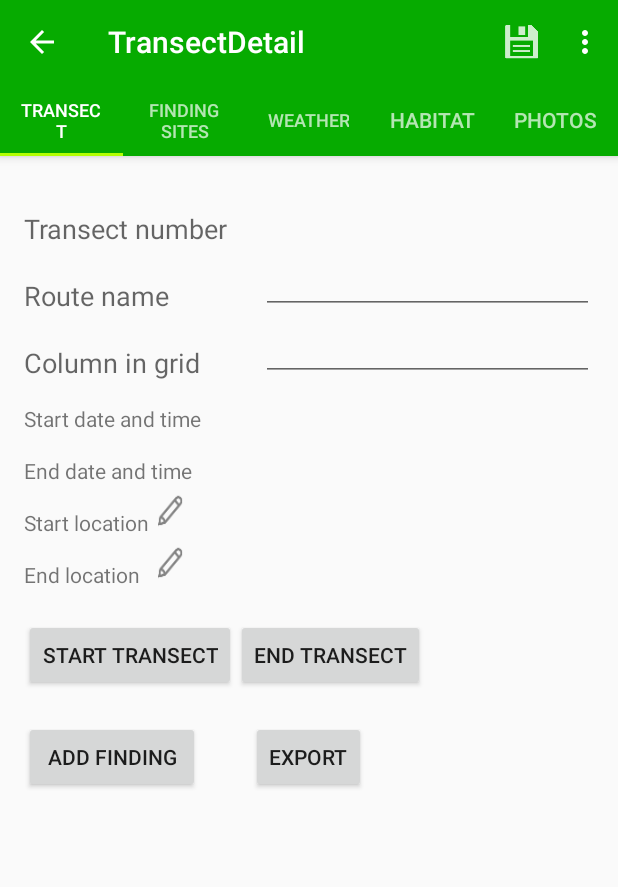
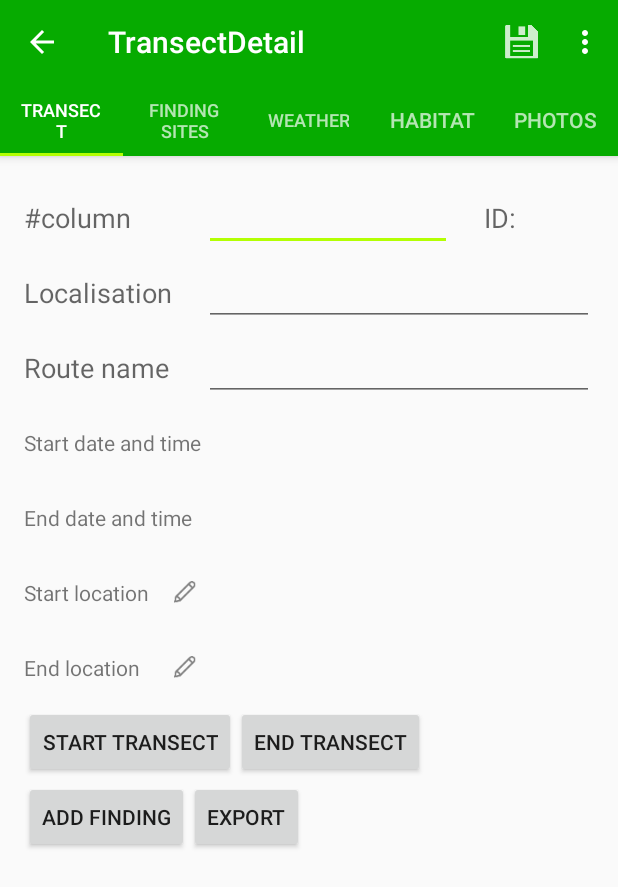
Before and after one commit to slavomir-ziak/animal-tracker, an Android app: the TransectDetailFragment screen opened directly, with no data from a screen before it, on a phone screen of 412 x 824 dp. Shown: the top 887 px of the screen. Run offline under Robolectric (Android 15) with nearby library versions, the phone set to English and light mode, and no system bars; 17 statements that could not run were skipped.

Commit message:
redesign of transect detail screen, few fixes

```diff
--- a/android/MyApplication/animaltracker/src/main/java/com/wecode/animaltracker/fragment/HabitatFragment.java
+++ b/android/MyApplication/animaltracker/src/main/java/com/wecode/animaltracker/fragment/HabitatFragment.java
@@ -25,6 +25,7 @@ public class HabitatFragment extends Fragment implements IFragment {
 
     private HabitatDataService habitatService = HabitatDataService.getInstance();
     private Long habitatId;
+
     private Action action;
 
     @Override
--- a/android/MyApplication/animaltracker/src/main/java/com/wecode/animaltracker/fragment/TransectDetailFragment.java
+++ b/android/MyApplication/animaltracker/src/main/java/com/wecode/animaltracker/fragment/TransectDetailFragment.java
@@ -16,6 +16,7 @@ import android.widget.Toast;
 import com.wecode.animaltracker.Globals;
 import com.wecode.animaltracker.R;
 import com.wecode.animaltracker.activity.LocationProvidingActivity;
+import com.wecode.animaltracker.activity.detail.TransectDetailActivity;
 import com.wecode.animaltracker.activity.location.EditLocationDMSFormatActivity;
 import com.wecode.animaltracker.activity.location.EditLocationDecimalFormatActivity;
 import com.wecode.animaltracker.activity.util.Action;
@@ -126,7 +127,7 @@ public class TransectDetailFragment extends Fragment implements IFragment {
         view.findViewById(R.id.transectDetailAddFindingButton).setOnClickListener(new View.OnClickListener() {
             @Override
             public void onClick(View v) {
-
+                ((TransectDetailActivity) getActivity()).addFinding(null);
             }
         });
 
--- a/android/MyApplication/animaltracker/src/main/res/layout/activity_transect_detail_fragment.xml
+++ b/android/MyApplication/animaltracker/src/main/res/layout/activity_transect_detail_fragment.xml
@@ -12,193 +12,274 @@
         android:paddingTop="@dimen/activity_vertical_margin"
         android:paddingBottom="@dimen/activity_vertical_margin"
         android:id="@+id/scrollView"
-        android:fillViewport="false" android:layout_below="@+id/toolbar" android:layout_alignParentLeft="true"
+        android:fillViewport="false"
+        android:layout_alignParentLeft="true"
         android:layout_alignParentStart="true">
 
-    <RelativeLayout xmlns:android="http://schemas.android.com/apk/res/android"
-                    xmlns:tools="http://schemas.android.com/tools"
+        <LinearLayout
+            android:orientation="vertical"
             android:layout_width="match_parent"
-                    android:layout_height="match_parent" android:focusableInTouchMode="true"
-                    android:layout_below="@+id/toolbar" android:layout_alignParentLeft="true"
-                    android:layout_alignParentStart="true">
+            android:layout_height="wrap_content">
+
+            <LinearLayout
+                android:orientation="horizontal"
+                android:layout_width="match_parent"
+                android:layout_height="50dp">
+
+                <LinearLayout
+                    android:orientation="horizontal"
+                    android:layout_height="match_parent"
+                    android:layout_weight="0.25"
+                    android:weightSum="1"
+                    android:layout_width="match_parent">
+
+                    <TextView android:layout_width="120dp" android:layout_height="wrap_content"
+                        android:textAppearance="?android:attr/textAppearanceMedium"
+                        android:text="#column"
+                        android:id="@+id/transectColumnLabel"
+                        android:layout_gravity="center_vertical" />
+
+                    <EditText android:layout_width="match_parent" android:layout_height="wrap_content"
+                        android:textAppearance="?android:attr/textAppearanceMedium"
+                        android:id="@+id/transectColumnValue"
+                        android:inputType="number"
+                        android:layout_gravity="center_vertical" />
+
+                </LinearLayout>
+
+                <RelativeLayout
+                    android:layout_height="match_parent"
+                    android:layout_weight="0.75"
+                    android:weightSum="1"
+                    android:layout_width="match_parent">
+
+                    <TextView
+                        android:layout_width="50dp"
+                        android:layout_height="wrap_content"
+                        android:textAppearance="?android:attr/textAppearanceMedium"
+                        android:id="@+id/transectIdValue"
+                        android:foregroundGravity="left|bottom"
+                        android:layout_gravity="center_vertical"
+                        android:gravity="right"
+                        android:layout_centerVertical="true"
+                        android:layout_alignParentRight="true"
+                        android:layout_alignParentEnd="true" />
+
                     <TextView
                         android:layout_width="wrap_content"
                         android:layout_height="wrap_content"
                         android:textAppearance="?android:attr/textAppearanceMedium"
-                android:text="Transect number"
-                android:id="@+id/transectNumberLabel" android:layout_alignParentTop="true"
-                android:layout_alignParentLeft="true"
-                android:layout_alignParentStart="true" android:paddingTop="20dp"/>
+                        android:text="ID:"
+                        android:id="@+id/transectNumberLabel"
+                        android:layout_gravity="center_vertical"
+                        android:paddingRight="2dp"
+                        android:layout_centerVertical="true"
+                        android:layout_toLeftOf="@+id/transectIdValue"
+                        android:layout_toStartOf="@+id/transectIdValue" />
+
+                </RelativeLayout>
+
+            </LinearLayout>
+
+            <LinearLayout
+                android:orientation="horizontal"
+                android:layout_width="match_parent"
+                android:layout_height="50dp">
+
+                <TextView android:layout_width="120dp" android:layout_height="wrap_content"
+                    android:textAppearance="?android:attr/textAppearanceMedium"
+                    android:text="Localisation"
+                    android:id="@+id/transectLocalisationNameLabel"
+                    android:layout_gravity="center_vertical" />
+
+                <EditText
+                    android:layout_width="match_parent"
+                    android:layout_height="wrap_content"
+                    android:id="@+id/transectLocalisationValue"
+                    android:inputType="text"
+                    android:layout_gravity="center_vertical" />
+
+            </LinearLayout>
+
+            <LinearLayout
+                android:orientation="horizontal"
+                android:layout_width="match_parent"
+                android:layout_height="50dp">
+
                 <TextView
-                android:layout_width="wrap_content"
                     android:layout_height="wrap_content"
                     android:textAppearance="?android:attr/textAppearanceMedium"
-                android:id="@+id/transectIdValue"
-                android:paddingTop="15dp"
-            android:layout_alignBottom="@+id/transectNumberLabel"
-            android:layout_alignLeft="@+id/transectStartDateTimeValue"
-            android:layout_alignStart="@+id/transectStartDateTimeValue"
-            android:layout_marginLeft="20dp"
-            android:foregroundGravity="left|bottom"
-            android:paddingLeft="3dp" />
+                    android:text="Route name"
+                    android:id="@+id/transectRouteNameLabale"
+                    android:layout_gravity="center_vertical"
+                    android:layout_width="120dp" />
+
+                <EditText
+                    android:layout_width="match_parent"
+                    android:layout_height="wrap_content"
+                    android:id="@+id/transectRouteNameValue"
+                    android:inputType="text"
+                    android:layout_gravity="center_vertical" />
+
+            </LinearLayout>
+
+            <LinearLayout
+                android:orientation="horizontal"
+                android:layout_width="match_parent"
+                android:layout_height="50dp">
+
+
                 <TextView
-                android:layout_width="wrap_content"
                     android:layout_height="wrap_content"
                     android:textAppearance="?android:attr/textAppearanceSmall"
                     android:text="Start date and time"
                     android:id="@+id/startDateTimeLabel"
-                android:layout_below="@+id/transectColumnLabel" android:layout_alignParentLeft="true"
-                android:layout_alignParentStart="true" android:paddingTop="15dp" android:singleLine="false"/>
-        <TextView android:layout_width="wrap_content" android:layout_height="wrap_content"
-                  android:textAppearance="?android:attr/textAppearanceSmall" android:text="End date and time"
+                    android:layout_gravity="center_vertical"
+                    android:layout_width="120dp" />
+
+                <TextView android:layout_width="match_parent" android:layout_height="wrap_content"
+                    android:textAppearance="?android:attr/textAppearanceSmall"
+                    android:id="@+id/transectStartDateTimeValue"
+                    android:textAlignment="gravity"
+                    android:gravity="left|bottom"
+                    android:layout_gravity="center_vertical" />
+
+            </LinearLayout>
+
+
+            <LinearLayout
+                android:orientation="horizontal"
+                android:layout_width="match_parent"
+                android:layout_height="50dp">
+
+                <TextView android:layout_width="120dp" android:layout_height="wrap_content"
+                    android:textAppearance="?android:attr/textAppearanceSmall"
+                    android:text="End date and time"
                     android:id="@+id/endDateTimeLabel"
-                  android:layout_alignParentStart="true"
-                  android:layout_below="@+id/startDateTimeLabel" android:layout_alignParentLeft="true"
-                  android:paddingTop="15dp"/>
+                    android:layout_gravity="center_vertical" />
+
+                <TextView android:layout_width="match_parent" android:layout_height="wrap_content"
+                    android:textAppearance="?android:attr/textAppearanceSmall"
+                    android:id="@+id/transectEndDateTimeValue"
+                    android:textAlignment="gravity"
+                    android:gravity="left|bottom"
+                    android:layout_gravity="center_vertical" />
+
+            </LinearLayout>
+
+
+            <LinearLayout
+                android:orientation="horizontal"
+                android:layout_width="match_parent"
+                android:layout_height="50dp"
+                android:layout_weight="1">
+
+                <LinearLayout
+                    android:orientation="horizontal"
+                    android:layout_width="120dp"
+                    android:layout_height="match_parent">
+
                     <TextView
-                android:layout_width="wrap_content"
+                        android:layout_width="100dp"
                         android:layout_height="wrap_content"
                         android:textAppearance="?android:attr/textAppearanceSmall"
                         android:text="Start location"
                         android:id="@+id/startLocationLabel"
-                android:layout_alignParentStart="true"
-                android:layout_below="@+id/endDateTimeLabel" android:layout_alignParentLeft="true"
-                android:paddingTop="15dp"/>
-        <TextView android:layout_width="wrap_content" android:layout_height="wrap_content"
-                  android:textAppearance="?android:attr/textAppearanceSmall" android:text="End location"
+                        android:layout_gravity="center_vertical"
+                        android:layout_weight="1" />
+
+                    <Button android:id="@+id/transectFindingEditStartLocation"
+                        style="?android:attr/buttonStyleSmall"
+                        android:background="@drawable/ic_edit"
+                        android:layout_gravity="center_vertical"
+                        android:layout_width="25dp"
+                        android:layout_height="25dp" />
+
+                </LinearLayout>
+
+                <TextView android:layout_width="match_parent" android:layout_height="wrap_content"
+                    android:textAppearance="?android:attr/textAppearanceSmall"
+                    android:id="@+id/transectStartLocationValue"
+                    android:layout_gravity="center_vertical" />
+
+            </LinearLayout>
+
+
+            <LinearLayout
+                android:orientation="horizontal"
+                android:layout_width="match_parent"
+                android:layout_height="50dp">
+
+                <LinearLayout
+                    android:orientation="horizontal"
+                    android:layout_width="120dp"
+                    android:layout_height="match_parent">
+
+                    <TextView android:layout_width="100dp" android:layout_height="wrap_content"
+                        android:textAppearance="?android:attr/textAppearanceSmall"
+                        android:text="End location"
                         android:id="@+id/endLocationLabel"
-                  android:layout_below="@+id/transectStartLocationValue" android:layout_alignParentLeft="true"
-                  android:layout_alignParentStart="true" android:paddingTop="15dp"/>
-        <TextView android:layout_width="wrap_content" android:layout_height="wrap_content"
-                  android:textAppearance="?android:attr/textAppearanceMedium" android:text="Route name"
-                  android:id="@+id/transectRouteNameLabale"
-                  android:layout_below="@+id/transectNumberLabel"
-                  android:paddingTop="20dp"/>
-        <TextView android:layout_width="wrap_content" android:layout_height="wrap_content"
-                  android:textAppearance="?android:attr/textAppearanceMedium" android:text="Column in grid"
-                  android:id="@+id/transectColumnLabel" android:layout_below="@+id/transectRouteNameLabale"
-                  android:layout_alignParentLeft="true"
-                  android:layout_alignParentStart="true" android:paddingTop="20dp"/>
+                        android:layout_gravity="center_vertical"
+                        android:layout_weight="1" />
+
+                    <Button android:id="@+id/transectFindingEditEndtLocation"
+                        style="?android:attr/buttonStyleSmall"
+                        android:layout_width="25dp"
+                        android:layout_height="25dp"
+                        android:background="@drawable/ic_edit"
+                        android:layout_gravity="center_vertical" />
+                </LinearLayout>
+
+                <TextView android:layout_width="match_parent" android:layout_height="wrap_content"
+                    android:textAppearance="?android:attr/textAppearanceSmall"
+                    android:id="@+id/transectEndLocationValue"
+                    android:layout_gravity="center_vertical" />
+
+            </LinearLayout>
+
+
+            <LinearLayout
+                android:orientation="horizontal"
+                android:layout_width="match_parent"
+                android:layout_height="50dp">
+
                 <Button android:layout_width="wrap_content" android:layout_height="wrap_content"
                     android:text="Start transect"
                     android:id="@+id/startTransectButton"
-            android:layout_toRightOf="@+id/transectDetailSaveButton"
-            android:layout_toEndOf="@+id/transectDetailSaveButton"
-            android:layout_below="@+id/endLocationLabel"
                     style="?android:attr/buttonStyleSmall"
-            android:layout_marginTop="20dp" />
-        <Button android:layout_width="wrap_content" android:layout_height="wrap_content" android:text="End transect"
+                    android:layout_gravity="center_vertical"  />
+
+                <Button android:layout_width="wrap_content" android:layout_height="wrap_content"
+                    android:text="End transect"
                     android:id="@+id/endTransectButton"
-                android:layout_toRightOf="@+id/startTransectButton"
-            android:layout_below="@+id/endLocationLabel"
                     style="?android:attr/buttonStyleSmall"
-            android:layout_above="@+id/transectDetailViewFindingsButton"
-            android:layout_marginTop="20dp" />
-        <EditText android:layout_width="wrap_content" android:layout_height="wrap_content"
-                  android:textAppearance="?android:attr/textAppearanceMedium"
-                  android:id="@+id/transectColumnValue"
-                  android:layout_below="@+id/transectRouteNameLabale"
-                  android:paddingTop="15dp" android:layout_alignRight="@+id/transectRouteNameValue"
-                  android:layout_alignEnd="@+id/transectRouteNameValue" android:layout_above="@+id/startDateTimeLabel"
-                  android:layout_alignLeft="@+id/transectRouteNameValue"
-                  android:layout_alignStart="@+id/transectRouteNameValue" android:inputType="number"/>
-        <TextView android:layout_width="wrap_content" android:layout_height="wrap_content"
-                  android:textAppearance="?android:attr/textAppearanceSmall"
-                  android:id="@+id/transectStartDateTimeValue"
-            android:inputType="datetime"
-            android:textAlignment="gravity"
-            android:layout_alignBottom="@+id/startDateTimeLabel"
-            android:layout_alignTop="@+id/startDateTimeLabel"
-            android:gravity="left|bottom"
-            android:layout_toRightOf="@+id/startDateTimeLabel"
-            android:layout_alignParentRight="true"
-            android:layout_alignParentEnd="true"
-            android:layout_marginLeft="20dp" />
-        <TextView android:layout_width="wrap_content" android:layout_height="wrap_content"
-                  android:textAppearance="?android:attr/textAppearanceSmall"
-                  android:id="@+id/transectEndDateTimeValue"
-            android:layout_alignBottom="@+id/endDateTimeLabel" android:inputType="datetime"
-            android:textAlignment="gravity"
-            android:layout_alignTop="@+id/endDateTimeLabel"
-            android:layout_alignRight="@+id/transectStartDateTimeValue"
-            android:layout_alignEnd="@+id/transectStartDateTimeValue"
-            android:gravity="left|bottom"
-            android:layout_toEndOf="@+id/startDateTimeLabel"
-            android:layout_alignLeft="@+id/transectStartDateTimeValue"
-            android:layout_alignStart="@+id/transectStartDateTimeValue" />
-        <TextView android:layout_width="wrap_content" android:layout_height="wrap_content"
-                  android:textAppearance="?android:attr/textAppearanceSmall"
-                  android:id="@+id/transectStartLocationValue"
-                  android:layout_below="@+id/transectEndDateTimeValue"
-            android:paddingTop="15dp"
-            android:layout_alignParentRight="true"
-            android:layout_alignParentEnd="true"
-            android:layout_toEndOf="@+id/transectNumberLabel"
-            android:layout_alignLeft="@+id/transectEndDateTimeValue"
-            android:layout_alignStart="@+id/transectEndDateTimeValue" />
-        <TextView android:layout_width="wrap_content" android:layout_height="wrap_content"
-                  android:textAppearance="?android:attr/textAppearanceSmall"
-                  android:id="@+id/transectEndLocationValue"
-                  android:layout_alignTop="@+id/endLocationLabel"
-            android:paddingTop="15dp"
-                  android:layout_alignBottom="@+id/endLocationLabel"
-            android:layout_alignRight="@+id/transectStartLocationValue"
-            android:layout_alignEnd="@+id/transectStartLocationValue"
-            android:layout_toEndOf="@+id/transectDetailAddFindingButton"
-            android:layout_alignLeft="@+id/transectStartLocationValue"
-            android:layout_alignStart="@+id/transectStartLocationValue" />
-        <EditText
-                android:layout_width="wrap_content"
-                android:layout_height="wrap_content"
-                android:id="@+id/transectRouteNameValue"
-                android:layout_below="@+id/transectIdValue" android:layout_alignLeft="@+id/transectIdValue"
-                android:layout_alignStart="@+id/transectIdValue" android:layout_alignParentRight="true"
-                android:layout_alignParentEnd="true"
-                android:layout_above="@+id/transectColumnValue"/>
-        <Button
+                    android:layout_gravity="center_vertical" />
+
+            </LinearLayout>
+
+
+            <LinearLayout
+                android:orientation="horizontal"
+                android:layout_width="match_parent"
+                android:layout_height="50dp">
+
+                <Button android:id="@+id/transectDetailAddFindingButton"
                     android:layout_width="wrap_content"
                     android:layout_height="wrap_content"
                     android:text="Add finding"
-                android:id="@+id/transectDetailAddFindingButton" android:layout_below="@+id/startTransectButton"
-                android:layout_alignParentLeft="true" android:layout_alignParentStart="true"
-            android:layout_alignRight="@+id/transectColumnLabel"
-            android:layout_alignEnd="@+id/transectColumnLabel"
                     style="?android:attr/buttonStyleSmall"
-            android:layout_marginTop="20dp" />
+                    android:layout_gravity="center_vertical" />
 
-        <Button
-            style="?android:attr/buttonStyleSmall"
-            android:layout_width="wrap_content"
-            android:layout_height="wrap_content"
-            android:id="@+id/transectFindingEditStartLocation"
-            android:layout_toRightOf="@+id/startLocationLabel"
-            android:background="@drawable/ic_edit"
-            android:layout_alignBottom="@+id/startLocationLabel"
-            android:layout_alignRight="@+id/transectFindingEditEndtLocation"
-            android:layout_alignEnd="@+id/transectFindingEditEndtLocation"
-            android:layout_alignTop="@+id/startLocationLabel"/>
-
-        <Button
-            style="?android:attr/buttonStyleSmall"
-            android:layout_width="wrap_content"
-            android:layout_height="wrap_content"
-            android:id="@+id/transectFindingEditEndtLocation"
-            android:background="@drawable/ic_edit"
-            android:layout_toRightOf="@+id/startLocationLabel"
-            android:layout_alignTop="@+id/endLocationLabel"
-            android:clickable="false"
-            android:layout_alignBottom="@+id/endLocationLabel"
-            android:layout_alignRight="@+id/endDateTimeLabel"
-            android:layout_alignEnd="@+id/endDateTimeLabel" />
-
-        <Button
+                <Button android:id="@+id/transectDetailViewExportButton"
                     style="?android:attr/buttonStyleSmall"
                     android:layout_width="wrap_content"
                     android:layout_height="wrap_content"
                     android:text="Export"
-            android:id="@+id/transectDetailViewExportButton"
-            android:layout_alignParentBottom="true"
-            android:layout_centerHorizontal="true" />
+                    android:layout_gravity="center_vertical" />
+
+            </LinearLayout>
+
+        </LinearLayout>
+    </ScrollView>
+
 </RelativeLayout>
-    </ScrollView>
-</RelativeLayout>
```
Also changed, not shown: 2 other files. Lines whose indentation alone changed are shown as unchanged.
